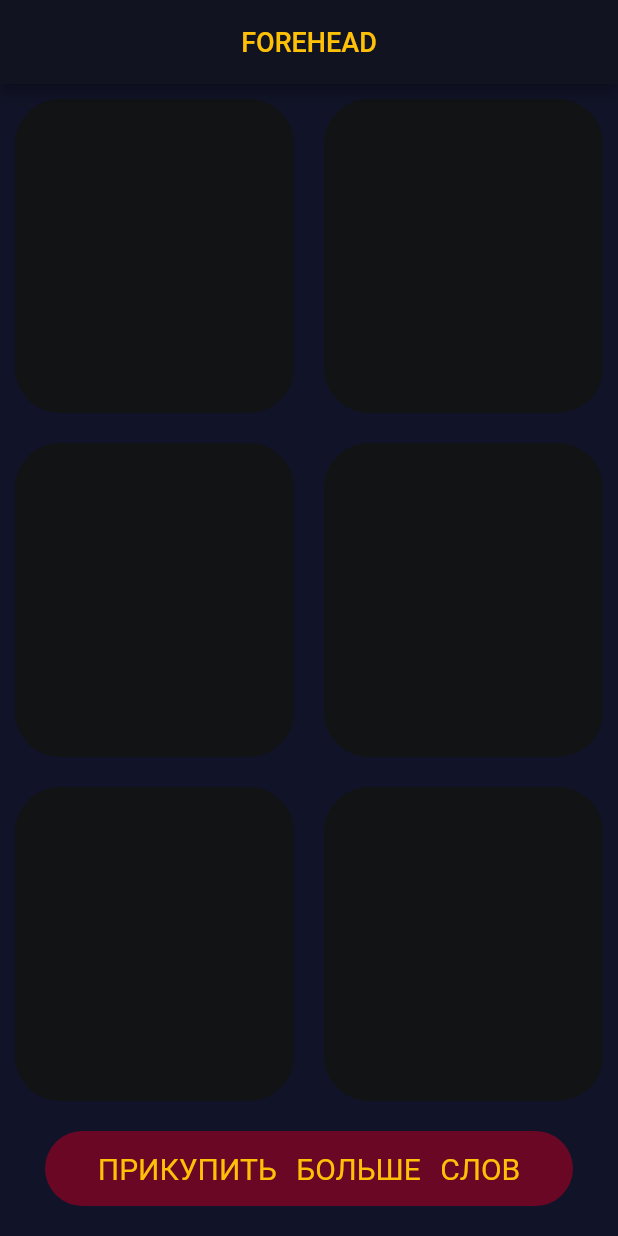
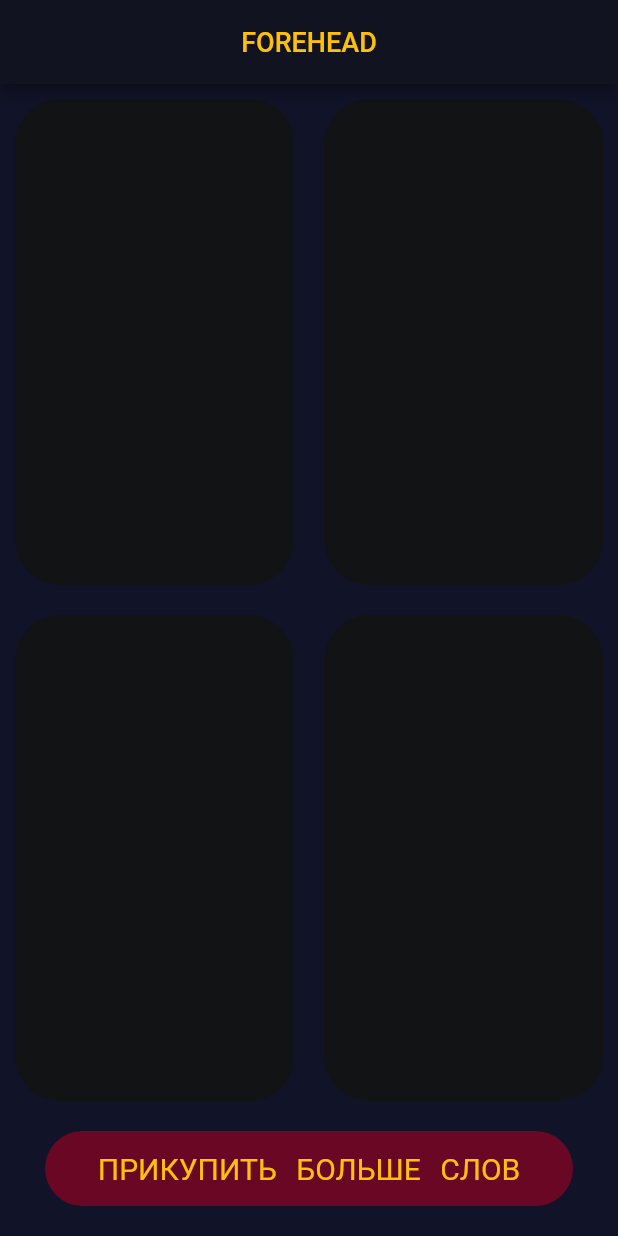
Before and after one commit to doroshenkoam/forehead, a Flutter app: the screen it shows after launch, on a phone screen of 412 x 824 dp. Run offline on Flutter 3.47's test engine with Material 2 defaults, Android fonts, the phone set to English and light mode, and no system bars; our stand-ins replace sensors_plus.

Commit message:
[+] added words list and score

```diff
--- a/lib/const.dart
+++ b/lib/const.dart
@@ -25,3 +25,9 @@ const styleTextInStoreButton = TextStyle(
   wordSpacing: 8,
   color: Colors.amber,
 );
+
+// styleTextWordCard стиль текста для карточек слов.
+const styleTextWordCard = TextStyle(
+  fontSize: 40.0,
+  color: Colors.amber,
+);
--- /dev/null
+++ b/lib/list.dart
@@ -0,0 +1,179 @@
+class WordsPack1 {
+  static final List<String> words = ['Контрибуция', 'Лапоть', 'Двигатель'];
+}
+
+class WordsPack2 {
+  static final List<String> words = [
+    'Футбол',
+    'Рыба',
+    'Доступ',
+    'Аватарка',
+    'Сложение',
+    'Поле',
+    'Группа',
+    'Ящерица',
+    'Кактус',
+    'Трава',
+    'Одуванчик',
+    'Пароль',
+    'Игра',
+    'Пятачок',
+    'Стебель',
+    'ДНК',
+    'Василек',
+    'Ионизатор',
+    'Газонокосилка',
+    'Насос',
+    'Балет',
+    'Эфир',
+    'Кефир',
+    'Приведение',
+    'Экономика',
+    'Литературовед',
+    'СМИ',
+    'Белье',
+    'Магнитофон',
+    'Радио',
+    'Пульс',
+    'Огород',
+    'Пень',
+    'Триколор',
+    'Блютус',
+    'Таблица',
+    'Диск',
+    'Газон',
+    'Нью-Йорк',
+    'Чат',
+    'Старбакс',
+    'Газировка',
+    'Пельмени',
+    'Брелок',
+    'Начинка',
+    'Бамбук',
+    'Папирус',
+    'Сфинкс',
+    'Шапокляк',
+    'Лупа',
+    'Терминал',
+    'Процент',
+    'Ипотека',
+    'Кобель',
+    'Соусница',
+    'Усмешка',
+    'Рагу',
+    'Гончар',
+    'Слобода',
+    'Забастовка'
+  ];
+}
+
+class WordsPack3 {
+  static final List<String> words = [
+    'Злодейка',
+    'Усы',
+    'Боярин',
+    'Экран',
+    'Подкова',
+    'Клевер',
+    'Отбеливатель',
+    'Психолог',
+    'Астролог',
+    'Блоггер',
+    'Симулянт',
+    'Витязь',
+    'Княжна',
+    'Выскочка',
+    'Абстинент',
+    'Оговорка',
+    'Болото',
+    'Камыш',
+    'Таунхаус',
+    'Побережье',
+    'Пустырник',
+    'Водолаз',
+    'Алмаз',
+    'Темперамент',
+    'Торговец',
+    'Улей',
+    'Резинка',
+    'Настройка',
+    'Беспилотник',
+    'Плотность',
+    'Приставка',
+    'Промедление',
+    'Надежда',
+    'Верность',
+    'Суеверие',
+    'Привычка',
+    'Воин',
+    'Гордыня',
+    'Змей-Горыныч'
+  ];
+}
+
+class WordsPack4 {
+  static final List<String> words = [
+    'Журнал',
+    'Отвертка',
+    'Письмо',
+    'Простуда',
+    'Жадность',
+    'Спиногрыз',
+    'Вымя',
+    'Передача',
+    'Пар',
+    'Колодец',
+    'Копыто',
+    'Ящерица',
+    'Луг',
+    'Пирог',
+    'Простокваша',
+    'БигМак',
+    'Опера',
+    'Жонглер',
+    'Стакан',
+    'Лампочка',
+    'Косяк',
+    'Седло',
+    'Иней',
+    'Роса',
+    'Степлер',
+    'Молния',
+    'Коромысло',
+    'Роспись',
+    'Малевич',
+    'Моцарт',
+    'Эйфелева башня',
+    'Колизей',
+    'Вавилон',
+    'Жемчуг',
+    'Бриллиант',
+    'Выскочка',
+    'Шуба',
+    'Веснушки',
+    'Строка',
+    'Четверостишие',
+    'Размер',
+    'Прогулка',
+    'Ракушка',
+    'Осколок',
+    'Пруд',
+    'Течение',
+    'Гример',
+    'Мотель',
+    'Чайхана',
+    'Корзина',
+    'Попрыгунчик',
+    'Обзор',
+    'Кругозор',
+    'Поместье',
+    'Наследство',
+    'График',
+    'Реализм',
+    'Автор',
+    'Покупка',
+    'Дыня',
+    'Семечко',
+    'Яйцо'
+  ];
+}
--- a/lib/main.dart
+++ b/lib/main.dart
@@ -2,6 +2,7 @@ import 'package:flutter/material.dart';
 import 'package:flutter/widgets.dart';
 import 'package:forehead/const.dart';
 import 'package:forehead/game.dart';
+import 'package:forehead/list.dart';
 import 'package:forehead/store.dart';
 
 // TODO: надо написать тестов
@@ -54,24 +55,37 @@ class StartPageBody extends StatelessWidget {
         Expanded(
             child: Row(
           children: <Widget>[
-            Expanded(child: SelectThemeButton()),
-            Expanded(child: SelectThemeButton())
+            Expanded(
+                child: SelectThemeButton(
+              wordList: WordsPack1.words,
+            )),
+            Expanded(
+                child: SelectThemeButton(
+              wordList: WordsPack2.words,
+            ))
           ],
         )),
         Expanded(
             child: Row(
           children: <Widget>[
-            Expanded(child: SelectThemeButton()),
-            Expanded(child: SelectThemeButton())
+            Expanded(
+                child: SelectThemeButton(
+              wordList: WordsPack3.words,
+            )),
+            Expanded(
+                child: SelectThemeButton(
+              wordList: WordsPack4.words,
+            ))
           ],
         )),
-        Expanded(
-            child: Row(
-          children: <Widget>[
-            Expanded(child: SelectThemeButton()),
-            Expanded(child: SelectThemeButton())
-          ],
-        )),
+        // TODO: временно отключены
+        // Expanded(
+        //     child: Row(
+        //   children: <Widget>[
+        //     Expanded(child: SelectThemeButton()),
+        //     Expanded(child: SelectThemeButton())
+        //   ],
+        // )),
         StoreInButton(),
       ],
     );
--- a/pubspec.yaml
+++ b/pubspec.yaml
@@ -23,6 +23,7 @@ environment:
 dependencies:
   flutter:
     sdk: flutter
+  sensors_plus: "^1.2.1"
 
 
   # The following adds the Cupertino Icons font to your application.
```
Also changed, not shown: lib/game.dart (+128 -4 lines), pubspec.lock, 3 other files.
